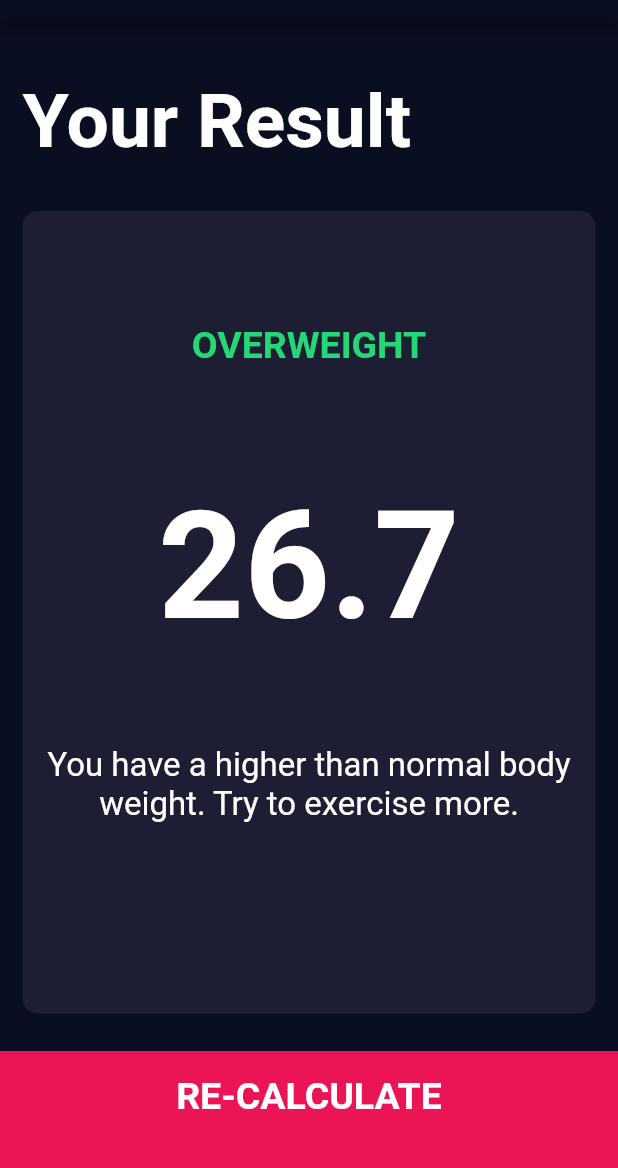
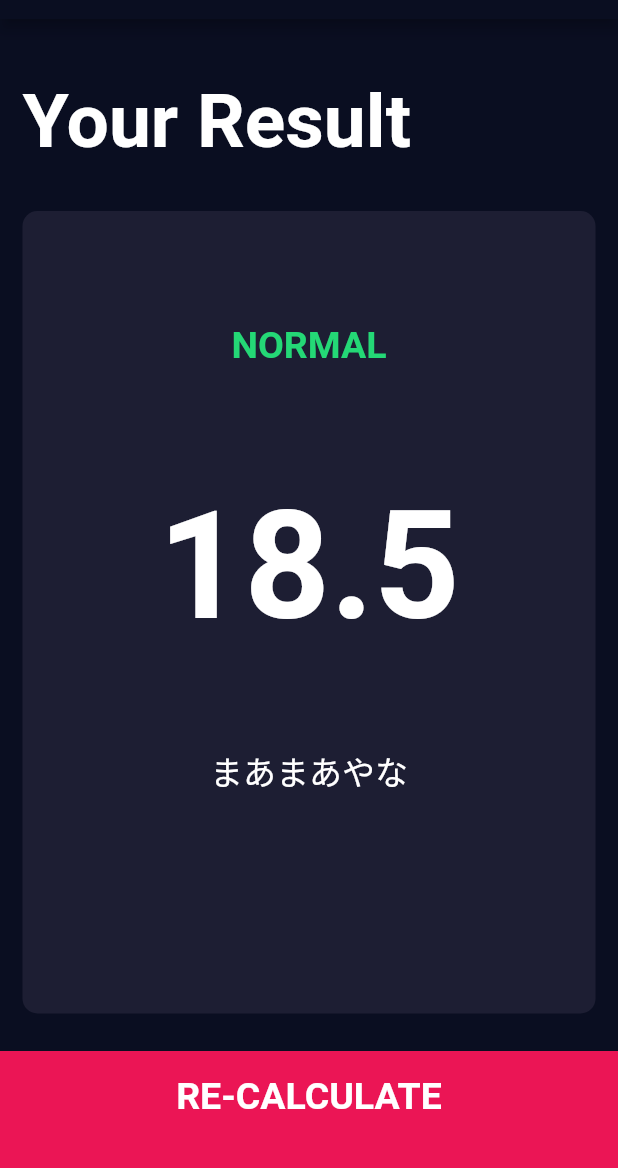
Before and after one commit to n04h/flutter_practice, a Flutter app: the screen it shows after launch, after a tap on "CALCULATE", on a phone screen of 412 x 824 dp, the part 65-1233 px from its top. Run offline on Flutter 3.47's test engine with Material 2 defaults, Android fonts, the phone set to English and light mode, and no system bars; our stand-ins replace font_awesome_flutter.

Commit message:
✨ 入力値からBMIなどを出力する機能を実装した

```diff
--- /dev/null
+++ b/lib/calculator_brain.dart
@@ -0,0 +1,36 @@
+import 'dart:math';
+
+class CalculatorBrain {
+  CalculatorBrain({this.height, this.weight, this.age});
+
+  final int height;
+  final int weight;
+  final int age;
+
+  double _bmi;
+
+  String calculateBMI() {
+    _bmi = weight / pow(height / 100, 2);
+    return _bmi.toStringAsFixed(1);
+  }
+
+  String getResult() {
+    if (_bmi >= 25) {
+      return 'Overweight';
+    } else if (_bmi > 18.5) {
+      return 'Normal';
+    } else {
+      return 'Underweight';
+    }
+  }
+
+  String getInterpretation() {
+    if (_bmi >= 25) {
+      return 'おまえさんやばいで';
+    } else if (_bmi > 18.5) {
+      return 'まあまあやな';
+    } else {
+      return 'ほっそいなあんた';
+    }
+  }
+}
--- a/lib/screens/input_page.dart
+++ b/lib/screens/input_page.dart
@@ -1,4 +1,5 @@
 import 'package:flutter/material.dart';
+import 'package:flutterpractice/calculator_brain.dart';
 import 'package:font_awesome_flutter/font_awesome_flutter.dart';
 import '../components/icon_content.dart';
 import '../components/reusable_card.dart';
@@ -6,6 +7,7 @@ import '../constants.dart';
 import 'result_page.dart';
 import '../components/bottom_button.dart';
 import '../components/round_icon_button.dart';
+import '../calculator_brain.dart';
 
 enum Gender { male, female }
 
@@ -209,9 +211,20 @@ class _InputPageState extends State<InputPage> {
           BottomButton(
             buttonTitle: 'CALCULATE',
             onPressed: () {
+              CalculatorBrain calc = CalculatorBrain(
+                height: height,
+                weight: weight,
+                age: age,
+              );
               Navigator.push(
                 context,
-                MaterialPageRoute(builder: (context) => ResultPage()),
+                MaterialPageRoute(
+                  builder: (context) => ResultPage(
+                    bmiResult: calc.calculateBMI(),
+                    resultText: calc.getResult(),
+                    interpretation: calc.getInterpretation(),
+                  ),
+                ),
               );
             },
           )
--- a/lib/screens/result_page.dart
+++ b/lib/screens/result_page.dart
@@ -4,6 +4,12 @@ import '../constants.dart';
 import '../components/bottom_button.dart';
 
 class ResultPage extends StatelessWidget {
+  ResultPage({this.bmiResult, this.resultText, this.interpretation});
+
+  final String bmiResult;
+  final String resultText;
+  final String interpretation;
+
   @override
   Widget build(BuildContext context) {
     return Scaffold(
@@ -35,20 +41,20 @@ class ResultPage extends StatelessWidget {
                   Expanded(
                     child: Center(
                       child: Text(
-                        'OVERWEIGHT',
+                        resultText.toUpperCase(),
                         style: kResultTextStyle,
                       ),
                     ),
                   ),
                   Expanded(
                     child: Text(
-                      '26.7',
+                      bmiResult,
                       style: kBMITextStyle,
                     ),
                   ),
                   Expanded(
                     child: Text(
-                      'You have a higher than normal body weight. Try to exercise more.',
+                      interpretation,
                       style: kBodyTextStyle,
                       textAlign: TextAlign.center,
                     ),
```
